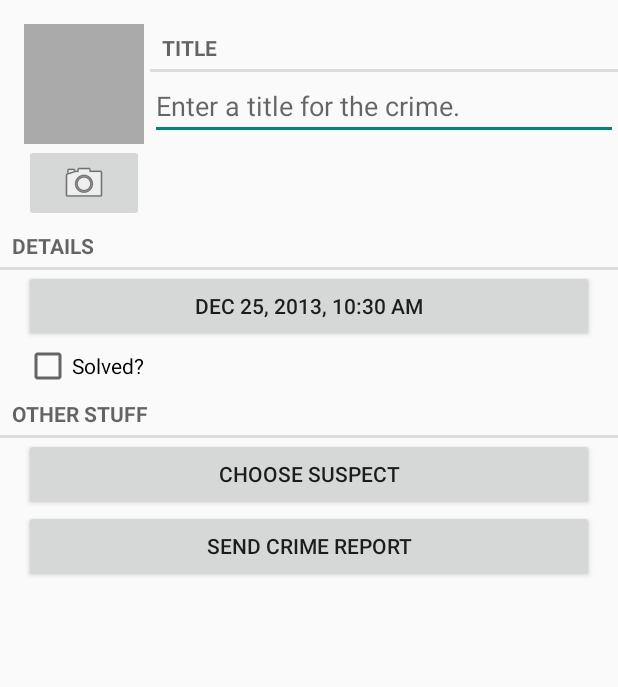
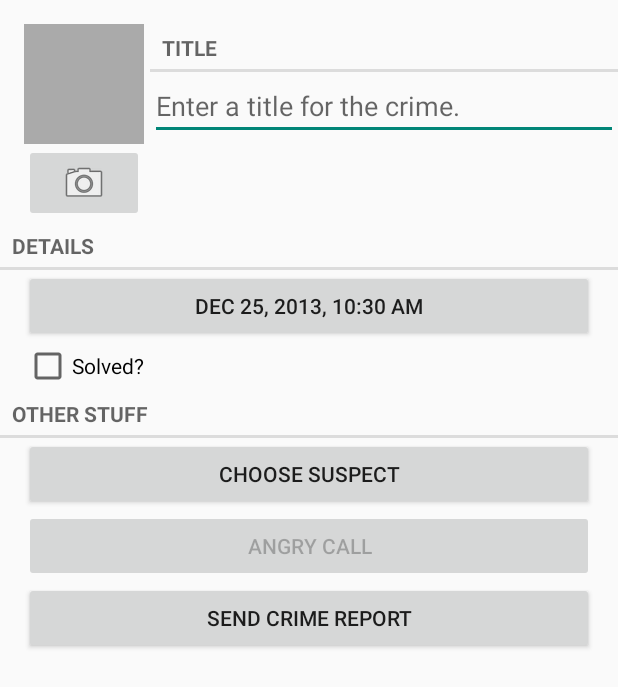
Before and after one commit to justin-mcbride/CriminalIntent, an Android app: the CrimeFragment screen opened directly, with no data from a screen before it, on a phone screen of 412 x 824 dp. Shown: the top 687 px of the screen. Run offline under Robolectric (Android 15) with nearby library versions, the phone set to English and light mode, and no system bars.

Commit message:
page357challenge

```diff
--- a/CriminalIntent/src/main/AndroidManifest.xml
+++ b/CriminalIntent/src/main/AndroidManifest.xml
@@ -10,6 +10,7 @@
 
     <uses-permission android:name="android.permission.WRITE_EXTERNAL_STORAGE"/>
     <uses-permission android:name="android.permission.CAMERA" />
+    <uses-permission android:name="android.permission.READ_CONTACTS" />
     <uses-feature android:name="android.hardware.camera" />
 
     <application
--- a/CriminalIntent/src/main/java/com/justin/criminalintent/Crime.java
+++ b/CriminalIntent/src/main/java/com/justin/criminalintent/Crime.java
@@ -17,12 +17,24 @@ public class Crime {
     private static final String JSON_DATE = "date";
     private static final String JSON_PHOTO = "photo";
     private static final String JSON_SUSPECT = "suspect";
+    private static final String JSON_SUSPECT_PHONE = "phone";
 
+    private String mSuspect;
+    private String mPhone;
     private UUID mId;
     private String mTitle;
     private Date mDate;
     private boolean mSolved;
     private Photo mPhoto;
+
+    public String getPhone() {
+        return mPhone;
+    }
+
+    public void setPhone(String mPhone) {
+        this.mPhone = mPhone;
+    }
+
 
     public String getSuspect() {
         return mSuspect;
@@ -31,8 +43,6 @@ public class Crime {
     public void setSuspect(String mSuspect) {
         this.mSuspect = mSuspect;
     }
-
-    private String mSuspect;
 
     public Date getDate() {
         return mDate;
@@ -56,6 +66,7 @@ public class Crime {
             json.put(JSON_PHOTO, mPhoto.toJSON());
         }
         json.put(JSON_SUSPECT, mSuspect);
+        json.put(JSON_SUSPECT_PHONE, mPhone);
         return json;
     }
 
@@ -66,6 +77,9 @@ public class Crime {
         }
         if (json.has(JSON_SUSPECT)) {
             mSuspect = json.getString(JSON_SUSPECT);
+        }
+        if (json.has(JSON_SUSPECT_PHONE)) {
+            mPhone = json.getString(JSON_SUSPECT_PHONE);
         }
         mSolved = json.getBoolean(JSON_SOLVED);
         mDate = new Date(json.getLong(JSON_DATE));
--- a/CriminalIntent/src/main/res/layout-land/fragment_crime.xml
+++ b/CriminalIntent/src/main/res/layout-land/fragment_crime.xml
@@ -10,28 +10,28 @@
     <LinearLayout
         android:layout_width="fill_parent"
         android:layout_height="wrap_content"
-        android:orientation="horizontal"
         android:layout_marginLeft="16dp"
-        android:layout_marginTop="16dp">
+        android:layout_marginTop="16dp"
+        android:orientation="horizontal">
 
         <LinearLayout
             android:layout_width="wrap_content"
             android:layout_height="wrap_content"
-            android:orientation="vertical"
-            android:layout_marginRight="4dp">
+            android:layout_marginRight="4dp"
+            android:orientation="vertical">
 
             <ImageView
+                android:id="@+id/crime_imageView"
                 android:layout_width="80dp"
                 android:layout_height="80dp"
-                android:id="@+id/crime_imageView"
-                android:scaleType="centerInside"
                 android:background="@android:color/darker_gray"
-                android:cropToPadding="true"/>
+                android:cropToPadding="true"
+                android:scaleType="centerInside"/>
 
             <ImageButton
+                android:id="@+id/crime_imageButton"
                 android:layout_width="match_parent"
                 android:layout_height="wrap_content"
-                android:id="@+id/crime_imageButton"
                 android:src="@android:drawable/ic_menu_camera"/>
 
         </LinearLayout>
@@ -39,14 +39,14 @@
         <LinearLayout
             android:layout_width="wrap_content"
             android:layout_height="wrap_content"
-            android:orientation="vertical"
-            android:layout_weight="1">
+            android:layout_weight="1"
+            android:orientation="vertical">
 
             <TextView
+                style="?android:listSeparatorTextViewStyle"
                 android:layout_width="match_parent"
                 android:layout_height="wrap_content"
-                android:text="@string/crime_title_label"
-                style="?android:listSeparatorTextViewStyle"/>
+                android:text="@string/crime_title_label"/>
 
             <EditText
                 android:id="@+id/crime_title"
@@ -59,17 +59,17 @@
     </LinearLayout>
 
     <TextView
+        style="?android:listSeparatorTextViewStyle"
         android:layout_width="match_parent"
         android:layout_height="wrap_content"
-        android:text="@string/crime_details_label"
-        style="?android:listSeparatorTextViewStyle"/>
+        android:text="@string/crime_details_label"/>
 
     <LinearLayout
-        android:orientation="horizontal"
         android:layout_width="fill_parent"
         android:layout_height="wrap_content"
         android:layout_marginLeft="16dp"
-        android:layout_marginRight="16dp">
+        android:layout_marginRight="16dp"
+        android:orientation="horizontal">
 
         <Button android:id="@+id/crime_date"
                 android:layout_width="wrap_content"
@@ -81,29 +81,36 @@
             android:layout_height="wrap_content"
             android:layout_marginLeft="16dp"
             android:layout_marginRight="16dp"
-            android:text="@string/crime_solved_label"
-            android:layout_weight="1"/>
+            android:layout_weight="1"
+            android:text="@string/crime_solved_label"/>
     </LinearLayout>
 
     <TextView
+        style="?android:listSeparatorTextViewStyle"
         android:layout_width="match_parent"
         android:layout_height="wrap_content"
-        android:text="Other Stuff"
-        style="?android:listSeparatorTextViewStyle"/>
+        android:text="Other Stuff"/>
 
     <Button android:id="@+id/crime_suspect_button"
         android:layout_width="match_parent"
         android:layout_height="wrap_content"
-        android:text="@string/crime_suspect"
+        android:layout_marginLeft="16dp"
         android:layout_marginRight="16dp"
-        android:layout_marginLeft="16dp"/>
+        android:text="@string/crime_suspect"/>
+
+    <Button android:id="@+id/crime_call_button"
+        android:layout_width="match_parent"
+        android:layout_height="wrap_content"
+        android:layout_marginLeft="16dp"
+        android:layout_marginRight="16dp"
+        android:text="@string/call_suspect" />
 
     <Button android:id="@+id/crime_report_button"
         android:layout_width="match_parent"
         android:layout_height="wrap_content"
-        android:text="@string/crime_report_button"
+        android:layout_marginLeft="16dp"
         android:layout_marginRight="16dp"
-        android:layout_marginLeft="16dp"/>
+        android:text="@string/crime_report_button"/>
 
 
 </LinearLayout>
--- a/CriminalIntent/src/main/res/layout/fragment_crime.xml
+++ b/CriminalIntent/src/main/res/layout/fragment_crime.xml
@@ -87,6 +87,14 @@
         android:layout_marginRight="16dp"
         android:layout_marginLeft="16dp"/>
 
+    <Button android:id="@+id/crime_call_button"
+        android:layout_width="match_parent"
+        android:layout_height="wrap_content"
+        android:layout_marginLeft="16dp"
+        android:layout_marginRight="16dp"
+        android:text="@string/call_suspect" />
+
+
     <Button android:id="@+id/crime_report_button"
         android:layout_width="match_parent"
         android:layout_height="wrap_content"
--- a/CriminalIntent/src/main/res/values/strings.xml
+++ b/CriminalIntent/src/main/res/values/strings.xml
@@ -22,12 +22,13 @@
 
     <string name="crime_suspect">Choose Suspect</string>
     <string name="crime_report_button">Send Crime Report</string>
+    <string name="call_suspect">ANGRY CALL</string>
 
     <string name="crime_report">%1$s! The crime was discovered on %2$s. %3$s, and %4$s</string>
-    <string name="crime_report_solved">The case is solved.</string>
-    <string name="crime_report_unsolved">The case is not solved.</string>
-    <string name="crime_report_no_suspect">There is no suspect.</string>
-    <string name="crime_report_suspect">The suspect is %s.</string>
+    <string name="crime_report_solved">the case is solved</string>
+    <string name="crime_report_unsolved">the case is not solved</string>
+    <string name="crime_report_no_suspect">there is no suspect.</string>
+    <string name="crime_report_suspect">the suspect is %s.</string>
     <string name="crime_report_subject">CriminalIntent Crime Report</string>
 
     <string name="no_items">No items to view right now.\nCreate one now.</string>
```
Also changed, not shown: CriminalIntent/src/main/java/com/justin/criminalintent/CrimeFragment.java (+43 -11 lines).
